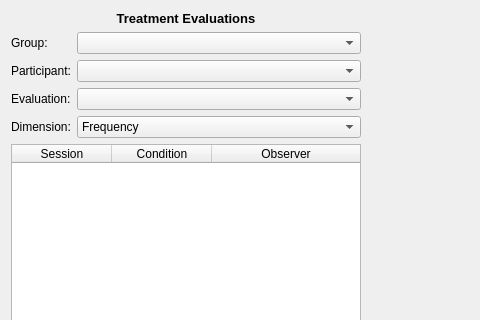
Old version of the form evaluationviewerdialog.ui in the repository miyamot0/DataTracker3; both pictures show x 0 to 480 and y 0 to 320 of the 1072 by 504 pixel window.
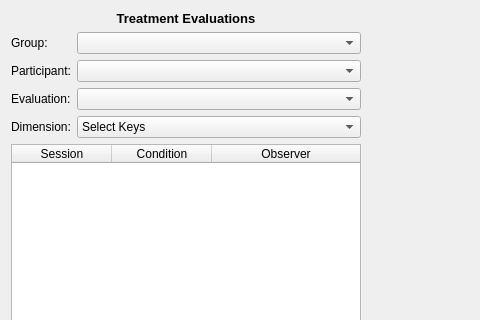
New version of the form.

Patch:
```diff
--- a/evaluationviewerdialog.ui
+++ b/evaluationviewerdialog.ui
@@ -132,6 +132,11 @@
             </item>
             <item row="3" column="1">
              <widget class="QComboBox" name="comboBoxDimension">
+              <item>
+               <property name="text">
+                <string>Select Keys</string>
+               </property>
+              </item>
               <item>
                <property name="text">
                 <string>Frequency</string>
```
